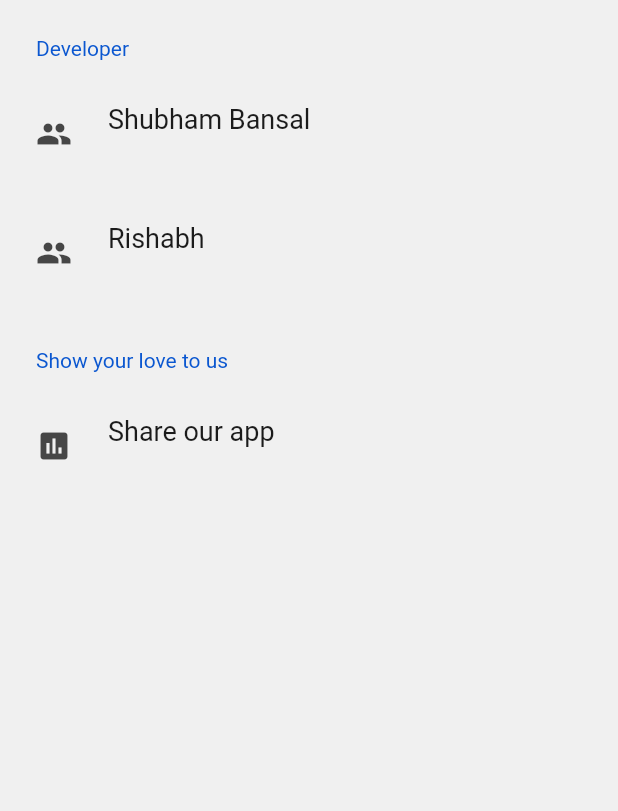
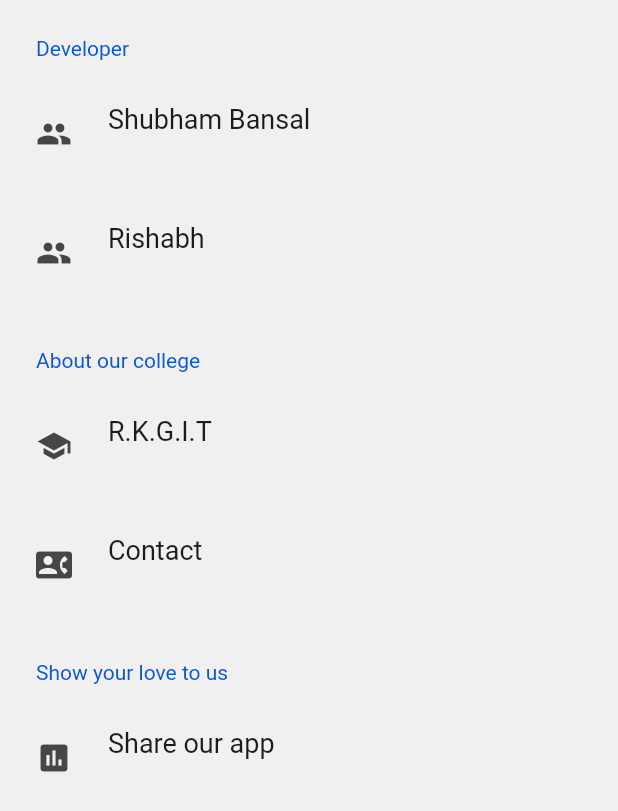
Before and after one commit to Prabhat123456/SmartDoor1, a Flutter app: the MoreView screen opened directly, on a phone screen of 412 x 824 dp. Shown: the top 811 px of the screen. Run offline on Flutter 3.47's test engine with Material 2 defaults, Android fonts, the phone set to English and light mode, and no system bars; drawn by our look-alikes of settings_ui; our stand-ins replace firebase_auth, flip_card, flutter_blue, google_fonts, introduction_screen, rflutter_alert and 2 more; accounts and stored records are empty.

```diff
--- a/lib/Main/Bluetooth.dart
+++ b/lib/Main/Bluetooth.dart
@@ -74,7 +74,7 @@ class FindDevicesScreen extends StatelessWidget {
       ),
       body: RefreshIndicator(
         onRefresh: () =>
-            FlutterBlue.instance.startScan(timeout: Duration(seconds: 4)),
+            FlutterBlue.instance.startScan(timeout: Duration(seconds: 60)),
         child: SingleChildScrollView(
           child: Column(
             children: <Widget>[
@@ -85,7 +85,7 @@ class FindDevicesScreen extends StatelessWidget {
               Image.asset('assets/intro/lock.png'))),
 
               StreamBuilder<List<BluetoothDevice>>(
-                stream: Stream.periodic(Duration(seconds: 2))
+                stream: Stream.periodic(Duration(seconds:10))
                     .asyncMap((_) => FlutterBlue.instance.connectedDevices),
                 initialData: [],
                 builder: (c, snapshot) => Column(
@@ -152,7 +152,7 @@ class FindDevicesScreen extends StatelessWidget {
             return FloatingActionButton(
                 child: Icon(Icons.search),
                 onPressed: () => FlutterBlue.instance
-                    .startScan(timeout: Duration(seconds: 4)));
+                    .startScan(timeout: Duration(seconds:60)));
           }
         },
       ),
--- a/lib/Main/More.dart
+++ b/lib/Main/More.dart
@@ -3,7 +3,7 @@ import 'package:flutter/material.dart';
 import 'package:settings_ui/settings_ui.dart';
 import 'package:url_launcher/url_launcher.dart';
 import 'package:share/share.dart';
-import 'package:store_redirect/store_redirect.dart';
+
 
 class MoreView extends StatefulWidget {
   MoreView();
@@ -55,6 +55,31 @@ class MoreViewState extends State<MoreView> {
               // ),
             ],
           ),
+           SettingsSection(
+            title: 'About our college',
+            tiles: [
+              SettingsTile(
+                title: 'R.K.G.I.T',
+                subtitle: '',
+                leading: Icon(Icons.school),
+                onTap: () {
+            _launchURL("https://rkgit.edu.in/");
+
+                },
+              ),
+
+              SettingsTile(
+                title: 'Contact',
+                subtitle: '',
+                leading: Icon(Icons.contact_phone),
+                onTap: () {
+            _launchURL("https://rkgit.edu.in/contactus/");
+
+                },
+              ),
+            ],
+     ),
+
           SettingsSection(
             title: 'Show your love to us',
             tiles: [
```
